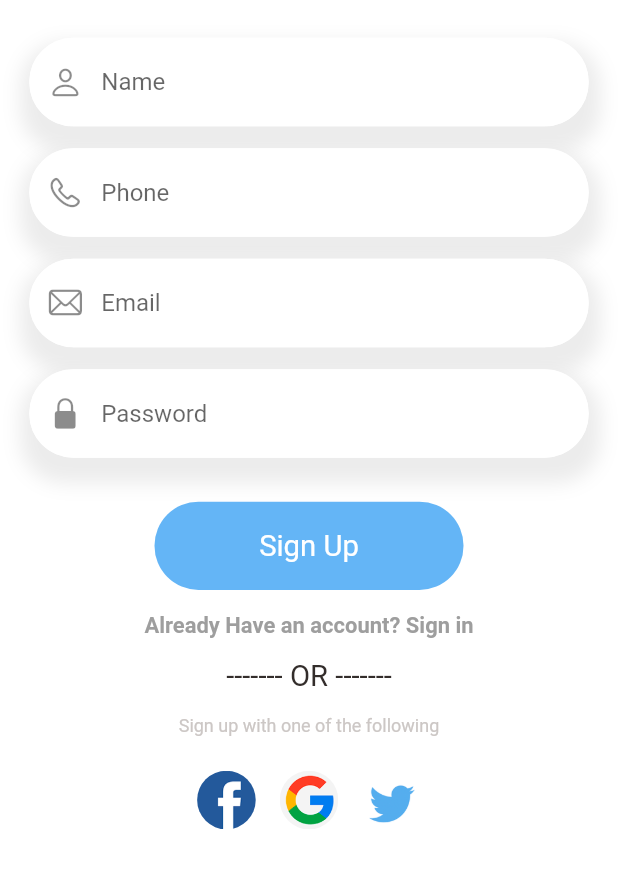
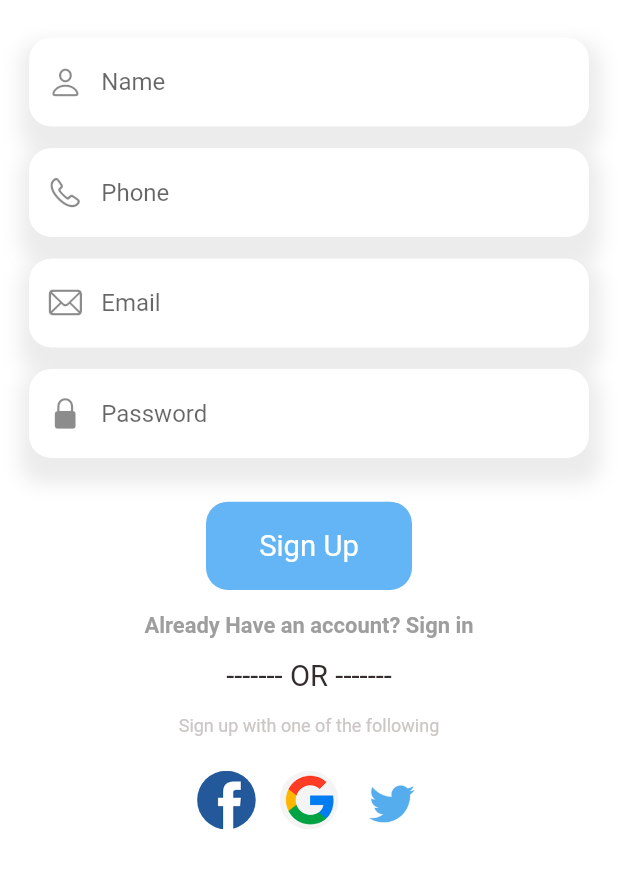
Before and after one commit to fabian-emmanuel/indulge_kitchen_flutter_app, a Flutter app: the SignUpPage screen opened by its route, after a tap on "Sign Up", on a phone screen of 412 x 824 dp, the part 333-1221 px from its top. Run offline on Flutter 3.47's test engine with Material 2 defaults, Android fonts, the phone set to English and light mode, and no system bars; our stand-ins replace dots_indicator, get, persistent_bottom_nav_bar, shared_preferences; accounts and stored records are empty; network calls fail.

Commit message:
sign in and sign up functionalities

```diff
--- /dev/null
+++ b/lib/data/models/response_model.dart
@@ -0,0 +1,7 @@
+class ResponseModel {
+  bool _isSuccess;
+  String _message;
+  ResponseModel(this._isSuccess, this._message);
+  bool get isSuccess => _isSuccess;
+  String get message => _message;
+}
--- a/lib/screens/auth/sign_up_page.dart
+++ b/lib/screens/auth/sign_up_page.dart
@@ -2,7 +2,9 @@ import 'package:flutter/cupertino.dart';
 import 'package:flutter/gestures.dart';
 import 'package:flutter/material.dart';
 import 'package:get/get.dart';
+import 'package:indulge_kitchen/base/custom_loader.dart';
 import 'package:indulge_kitchen/base/show_custom_snackbar.dart';
+import 'package:indulge_kitchen/data/controllers/auth_controller.dart';
 import 'package:indulge_kitchen/data/models/sign_up_model.dart';
 import 'package:indulge_kitchen/routes/routes_helper.dart';
 import 'package:indulge_kitchen/utils/dimensions.dart';
@@ -21,49 +23,46 @@ class SignUpPage extends StatelessWidget {
     var passwordController = TextEditingController();
     var signUpImg = ['f.png', 'g.png', 't.png'];
 
-    void _registration() {
+    void _registration(AuthController authController) {
       String name = nameController.text.trim();
       String phone = phoneController.text.trim();
       String email = emailController.text.trim();
       String password = passwordController.text.trim();
-      SignUpModel model;
-      (name.isEmpty)
-          ? showCustomSnackBar("Name can't be empty", title: 'Name')
-          : (phone.isEmpty)
-              ? showCustomSnackBar("PhoneNumber can't be empty",
-                  title: 'PhoneNumber')
-              : (!GetUtils.isPhoneNumber(phone))
-                  ? showCustomSnackBar("PhoneNumber is not valid",
-                      title: 'Invalid PhoneNumber')
-                  : (email.isEmpty)
-                      ? showCustomSnackBar("Email can't be empty",
-                          title: 'Email Address')
-                      : (!GetUtils.isEmail(email))
-                          ? showCustomSnackBar("Email is not valid",
-                              title: 'Invalid Email Address')
-                          : (password.isEmpty)
-                              ? showCustomSnackBar("Password can't be empty",
-                                  title: 'Password')
-                              : (password.length < 6)
-                                  ? showCustomSnackBar(
-                                      "Password must be greater than 5 characters",
-                                      title: 'Invalid Password')
-                                  : {
-                                      model = SignUpModel(
-                                          name: name,
-                                          phone: phone,
-                                          email: email,
-                                          password: password),
-                                      showCustomSnackBar(
-                                          "Registration is Successful",
-                                          title: 'Perfect',
-                                          bgColor: Colors.green)
-                                    };
+      if (name.isEmpty) {
+        showCustomSnackBar("Name can't be empty", title: 'Name');
+      } else if ((phone.isEmpty)) {
+        showCustomSnackBar("PhoneNumber can't be empty", title: 'PhoneNumber');
+      } else if ((email.isEmpty)) {
+        showCustomSnackBar("Email can't be empty", title: 'Email Address');
+      } else if ((!GetUtils.isEmail(email))) {
+        showCustomSnackBar("Email is not valid",
+            title: 'Invalid Email Address');
+      } else if (password.isEmpty) {
+        showCustomSnackBar("Password can't be empty", title: 'Password');
+      } else if ((password.length < 6)) {
+        showCustomSnackBar("Password must be greater than 5 characters",
+            title: 'Invalid Password');
+      } else {
+        SignUpModel model = SignUpModel(
+            name: name, phone: phone, email: email, password: password);
+        authController.registration(model).then((status) {
+          print(status.message);
+          if (status.isSuccess) {
+            showCustomSnackBar("Registration is Successful",
+                title: 'Perfect', bgColor: Colors.green);
+            Get.toNamed(RouteHelper.getSignInPage());
+          } else {
+            showCustomSnackBar(status.message);
+          }
+        });
+      }
     }
 
     return Scaffold(
         backgroundColor: Colors.white,
-        body: SingleChildScrollView(
+        body: GetBuilder<AuthController>(builder: (_authController) {
+          return !_authController.isLoading
+              ? SingleChildScrollView(
                   physics: const BouncingScrollPhysics(),
                   child: Column(
                     children: [
@@ -74,7 +73,8 @@ class SignUpPage extends StatelessWidget {
                           child: CircleAvatar(
                             backgroundColor: Colors.white,
                             radius: Dimensions.len20 * 4,
-                    backgroundImage: AssetImage('assets/image/logo part 1.png'),
+                            backgroundImage:
+                                AssetImage('assets/image/logo part 1.png'),
                           ),
                         ),
                       ),
@@ -94,21 +94,24 @@ class SignUpPage extends StatelessWidget {
                           prefixIcon: CupertinoIcons.mail),
                       SizedBox(height: Dimensions.len15),
                       AppTextField(
+                          isObscured: true,
                           textEditingController: passwordController,
                           hintText: 'Password',
                           prefixIcon: CupertinoIcons.padlock_solid),
                       SizedBox(height: Dimensions.len30),
                       GestureDetector(
                         onTap: () {
-                  _registration();
+                          _registration(_authController);
                         },
                         child: Container(
                           height: Dimensions.screenHeight / 14,
-                  width: Dimensions.screenWidth / 2,
+                          width: Dimensions.screenWidth / 3,
                           child: Center(
-                      child: BigText(text: 'Sign Up', color: Colors.white)),
+                              child: BigText(
+                                  text: 'Sign Up', color: Colors.white)),
                           decoration: BoxDecoration(
-                    borderRadius: BorderRadius.circular(Dimensions.len30),
+                            borderRadius:
+                                BorderRadius.circular(Dimensions.len15),
                             color: Colors.blue.shade300,
                           ),
                         ),
@@ -122,7 +125,8 @@ class SignUpPage extends StatelessWidget {
                               fontSize: Dimensions.len15),
                           text: 'Already Have an account? Sign in',
                           recognizer: TapGestureRecognizer()
-                    ..onTap = () => Get.toNamed(RouteHelper.getSignInPage()),
+                            ..onTap =
+                                () => Get.toNamed(RouteHelper.getSignInPage()),
                         ),
                       ),
                       SizedBox(height: Dimensions.len15),
@@ -138,13 +142,15 @@ class SignUpPage extends StatelessWidget {
                                   child: CircleAvatar(
                                     radius: Dimensions.len20,
                                     backgroundColor: Colors.white,
-                            backgroundImage:
-                                AssetImage('assets/image/${signUpImg[index]}'),
+                                    backgroundImage: AssetImage(
+                                        'assets/image/${signUpImg[index]}'),
                                   ),
                                 )),
                       )
                     ],
                   ),
-        ));
+                )
+              : const CustomLoader();
+        }));
   }
 }
--- a/lib/screens/home/home_page.dart
+++ b/lib/screens/home/home_page.dart
@@ -1,9 +1,9 @@
 import 'package:flutter/cupertino.dart';
 import 'package:flutter/material.dart';
 import 'package:indulge_kitchen/screens/account/account_page.dart';
-import 'package:indulge_kitchen/screens/auth/sign_up_page.dart';
 import 'package:indulge_kitchen/screens/cart/cart_history.dart';
 import 'package:indulge_kitchen/screens/home/main_food_page.dart';
+import 'package:indulge_kitchen/widgets/big_text.dart';
 import 'package:persistent_bottom_nav_bar/persistent-tab-view.dart';
 
 class HomePage extends StatefulWidget {
@@ -38,7 +38,7 @@ class _HomePageState extends State<HomePage> {
   List<Widget> _buildScreens() {
     return [
       MainFoodPage(),
-      SignUpPage(),
+      Center(child: Container(child: BigText(text: 'History Page'))),
       CartHistory(),
       AccountPage(),
     ];
--- a/lib/widgets/app_text_field.dart
+++ b/lib/widgets/app_text_field.dart
@@ -6,11 +6,13 @@ class AppTextField extends StatelessWidget {
   final TextEditingController textEditingController;
   final String hintText;
   final IconData prefixIcon;
+  final bool isObscured;
   const AppTextField(
       {Key? key,
       required this.textEditingController,
       required this.hintText,
-      required this.prefixIcon})
+      required this.prefixIcon,
+      this.isObscured = false})
       : super(key: key);
 
   @override
@@ -26,26 +28,27 @@ class AppTextField extends StatelessWidget {
                 offset: const Offset(1, 10),
                 color: Colors.grey.withOpacity(0.2))
           ],
-          borderRadius: BorderRadius.circular(Dimensions.len30)),
+          borderRadius: BorderRadius.circular(Dimensions.len15)),
       child: TextField(
+        obscureText: isObscured,
         controller: textEditingController,
         decoration: InputDecoration(
           hintText: hintText,
           prefixIcon: Icon(prefixIcon),
           focusedBorder: OutlineInputBorder(
-              borderRadius: BorderRadius.circular(Dimensions.len30),
-              borderSide: BorderSide(
+              borderRadius: BorderRadius.circular(Dimensions.len15),
+              borderSide: const BorderSide(
                 width: 1.0,
                 color: Colors.white,
               )),
           enabledBorder: OutlineInputBorder(
-              borderRadius: BorderRadius.circular(Dimensions.len30),
-              borderSide: BorderSide(
+              borderRadius: BorderRadius.circular(Dimensions.len15),
+              borderSide: const BorderSide(
                 width: 1.0,
                 color: Colors.white,
               )),
           border: OutlineInputBorder(
-            borderRadius: BorderRadius.circular(Dimensions.len30),
+            borderRadius: BorderRadius.circular(Dimensions.len15),
           ),
         ),
       ),
```
Also changed, not shown: lib/base/custom_loader.dart (added, +22 -0 lines), lib/data/api/api_client.dart (+16 -0 lines), lib/data/controllers/auth_controller.dart (+43 -0 lines), lib/data/models/sign_up_model.dart (+10 -0 lines), lib/data/repository/auth_repo.dart (+34 -0 lines), lib/screens/auth/sign_in_page.dart (+51 -9 lines), lib/utils/app_constants.dart (+8 -3 lines). Lines whose indentation alone changed are shown as unchanged.
